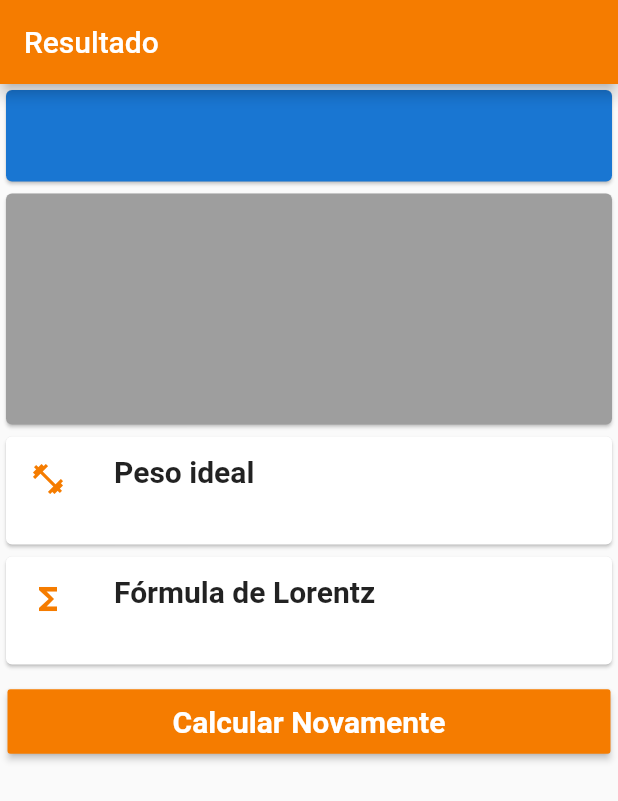
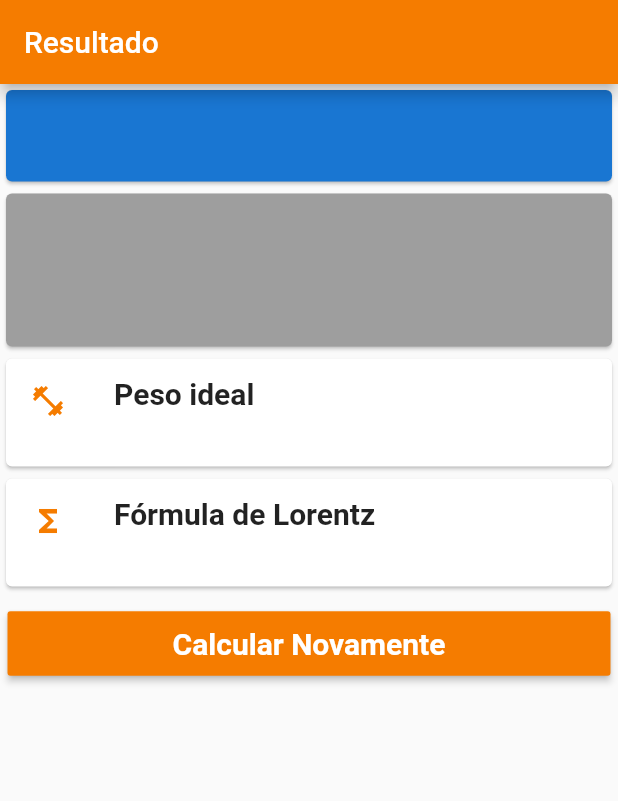
Before and after one commit to gessikaguimaraes/imc, a Flutter app: the ResultadoPage screen opened directly with empty values, on a phone screen of 412 x 824 dp. Shown: the top 801 px of the screen. Run offline on Flutter 3.47's test engine with Material 2 defaults, Android fonts, the phone set to English and light mode, and no system bars; our stand-ins replace flutter_masked_text, shared_preferences; missing offline and left inert: firebase_admob; accounts and stored records are empty.

Commit message:
mudança no tamanho do resultado e ativa o admob

```diff
--- a/lib/ui/android/pages/resultado_page.dart
+++ b/lib/ui/android/pages/resultado_page.dart
@@ -77,7 +77,7 @@ class _ResultadoPageState extends State<ResultadoPage> {
                               textAlign: TextAlign.center,
                               style: TextStyle(
                                 color: Colors.white,
-                                fontSize: 125,
+                                fontSize: 80,
                               ),
                             ),
                           ),
@@ -164,10 +164,6 @@ class _ResultadoPageState extends State<ResultadoPage> {
                         ),
                         onPressed: () {
                           AdMobService().mostrarInterstitial(context);
-                          Navigator.push(
-                            context,
-                            MaterialPageRoute(builder: (context) => SexoPage()),
-                          );
                           // Navigator.pushReplacementNamed(
                           //     context, RouteGeneretor.ROTA_HOME);
                         },
```
Also changed, not shown: lib/ui/services/admob_service.dart (+11 -5 lines).
